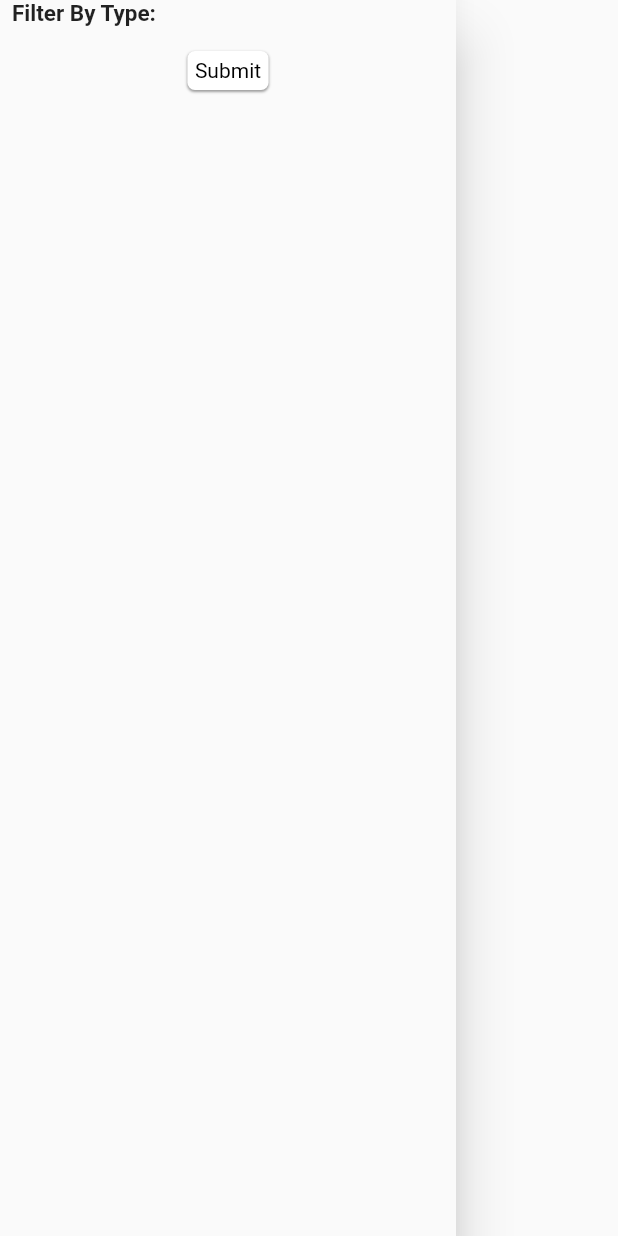
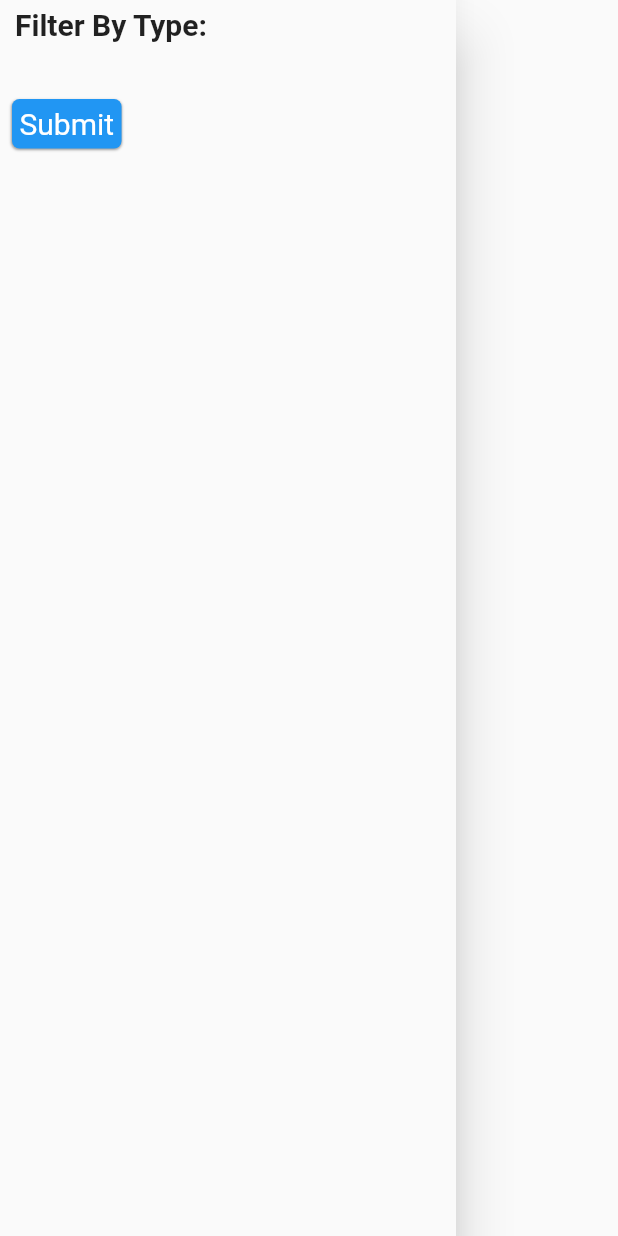
Before and after one commit to kungleakhana/Pokemon_project_flutter, a Flutter app: the DrawerWidget widget shown alone on an empty page, opened directly, on a phone screen of 412 x 824 dp. Run offline on Flutter 3.47's test engine with Material 2 defaults, Android fonts, the light colour scheme and no system bars; our stand-ins replace equatable, flutter_bloc, flutter_spinkit; network calls fail.

Commit message:
[Fix UI] Filter

```diff
--- a/lib/screen/widgets/drawer_filter_widget.dart
+++ b/lib/screen/widgets/drawer_filter_widget.dart
@@ -33,11 +33,12 @@ class _DrawerWidgetState extends State<DrawerWidget> {
             padding: EdgeInsets.zero,
             children: [
               Padding(
-                padding: const EdgeInsets.symmetric(horizontal: 8),
+                padding:
+                    const EdgeInsets.symmetric(horizontal: 10, vertical: 5),
                 child: const Text(
                   "Filter By Type:",
                   style: TextStyle(
-                    fontSize: 15,
+                    fontSize: 20,
                     fontWeight: FontWeight.w600,
                   ),
                 ),
@@ -87,6 +88,11 @@ class _DrawerWidgetState extends State<DrawerWidget> {
                           )),
                 ),
               ),
+              SizedBox(
+                height: 20,
+              ),
+              Row(
+                children: [
                   TextButton(
                     onPressed: () {
                       setState(() {
@@ -96,27 +102,31 @@ class _DrawerWidgetState extends State<DrawerWidget> {
                       });
                       Navigator.of(context).pop();
                     },
-                style: TextButton.styleFrom(primary: Colors.white),
                     child: Container(
                       padding: EdgeInsets.all(5),
                       decoration: BoxDecoration(
-                    color: Colors.white,
+                        color: Colors.blue,
                         borderRadius: BorderRadius.circular(5),
                         boxShadow: const [
                           BoxShadow(
                             color: Colors.grey,
                             spreadRadius: 0.1,
                             blurRadius: 0.7,
-                        offset: Offset(0, 0.8), // changes position of shadow
+                            offset:
+                                Offset(0, 0.8), // changes position of shadow
                           ),
                         ],
                       ),
                       child: Text(
                         "Submit",
                         style: TextStyle(
-                        fontWeight: FontWeight.normal, color: Colors.black),
+                            fontWeight: FontWeight.normal,
+                            color: Colors.white,
+                            fontSize: 20),
                       ),
                     ),
+                  ),
+                ],
               )
             ],
           ),
```
Lines whose indentation alone changed are shown as unchanged.
